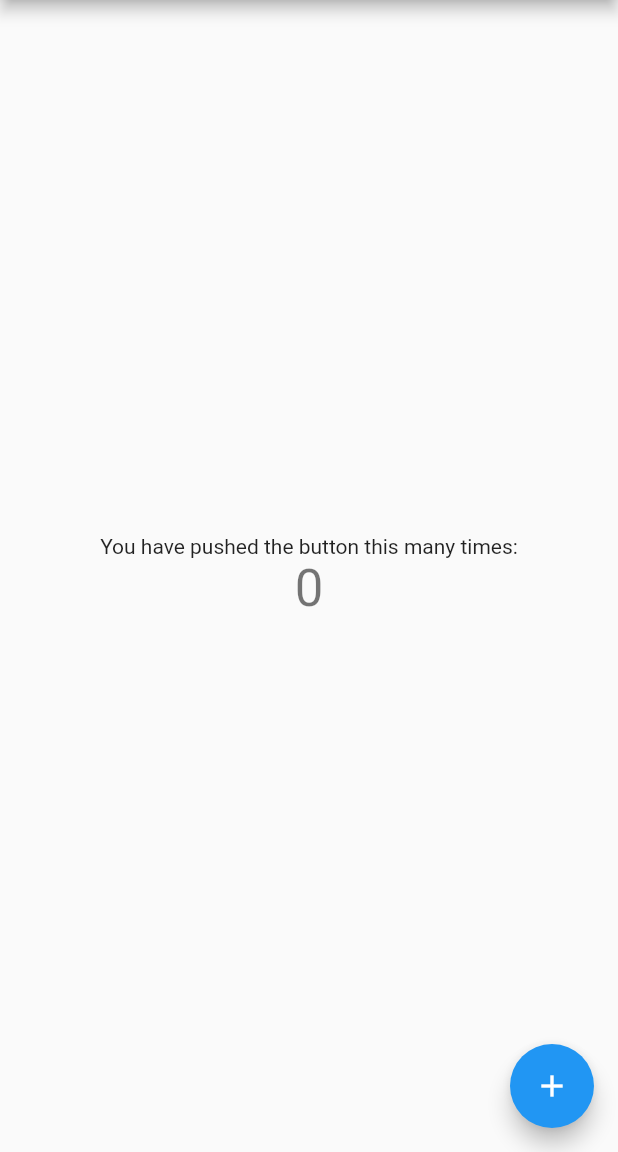
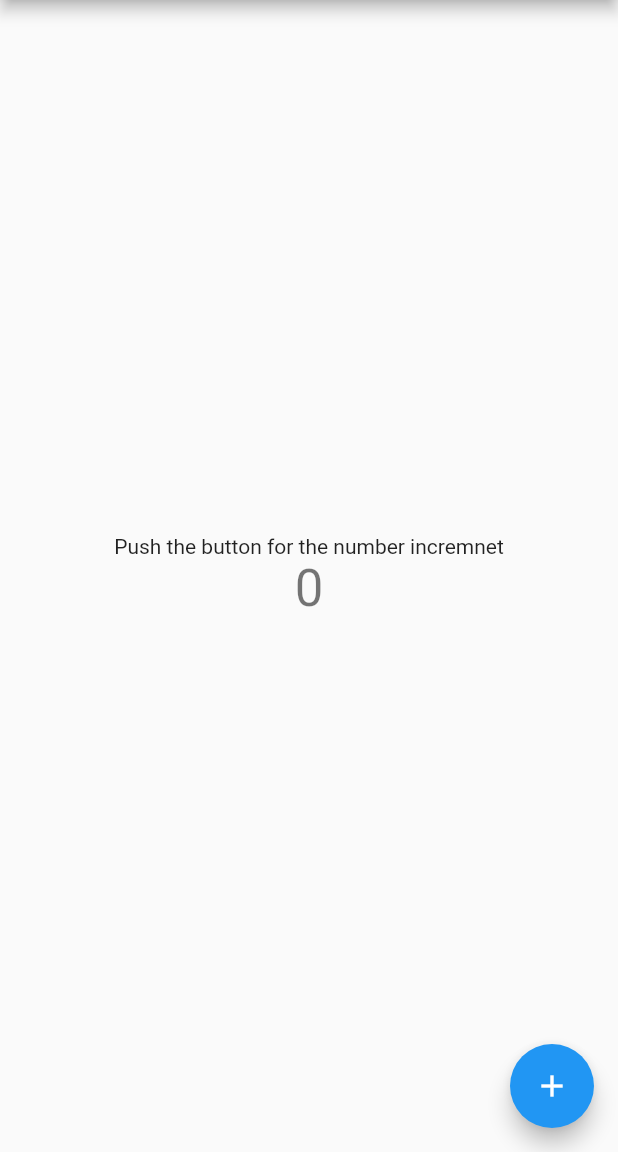
Before and after one commit to MohaimenulBSMRSTU18CSE/my_app, a Flutter app: the screen it shows after launch, on a phone screen of 412 x 824 dp, the part 84-1236 px from its top. Run offline on Flutter 3.47's test engine with Material 2 defaults, Android fonts, the phone set to English and light mode, and no system bars.

Commit message:
edited something

```diff
--- a/lib/main.dart
+++ b/lib/main.dart
@@ -96,7 +96,7 @@ class _MyHomePageState extends State<MyHomePage> {
           mainAxisAlignment: MainAxisAlignment.center,
           children: <Widget>[
             const Text(
-              'You have pushed the button this many times:',
+              'Push the button for the number incremnet',
             ),
             Text(
               '$_counter',
```
